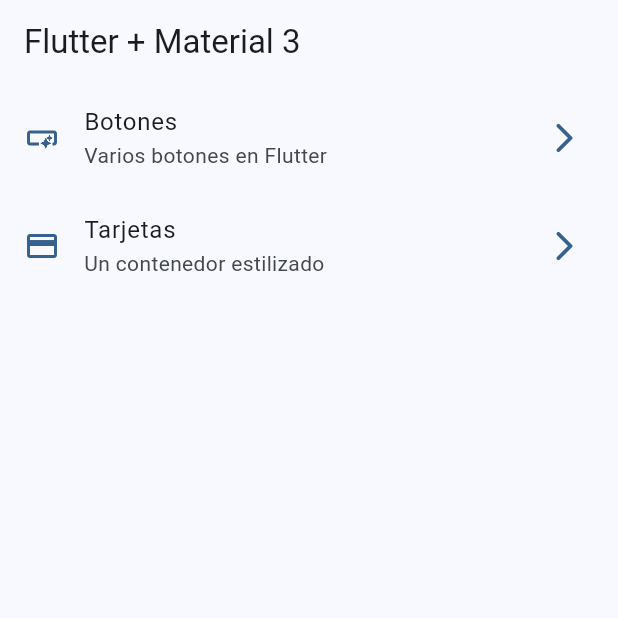
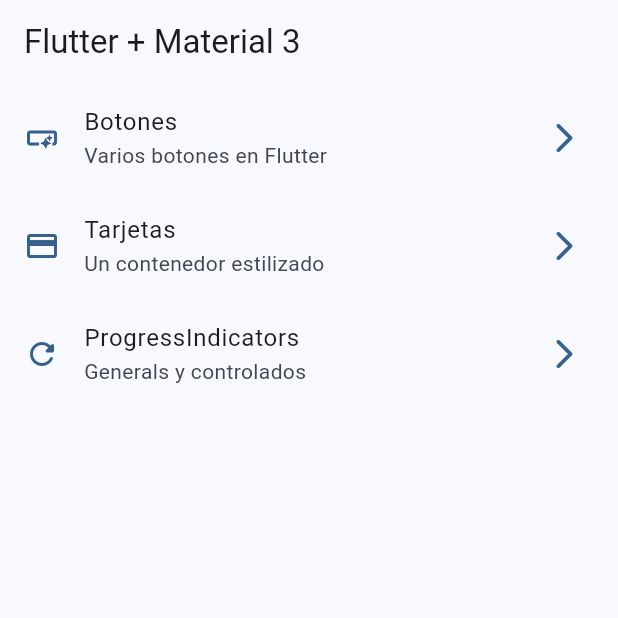
Before and after one commit to juancjr99/widgets_app, a Flutter app: the screen it shows after launch, on a phone screen of 412 x 824 dp, the top half of it. Run offline on Flutter 3.47's test engine with Material 3 defaults, Android fonts, the phone set to English and light mode, and no system bars; our stand-ins replace go_router.

Commit message:
progress indicators terminados

```diff
--- a/lib/config/theme/menu/manu_items.dart
+++ b/lib/config/theme/menu/manu_items.dart
@@ -27,5 +27,11 @@ const appMenuItems = <MenuItem>[
     link: '/cards',
     icon: Icons.credit_card,
   ),
+  MenuItem(
+    title: 'ProgressIndicators',
+    subTitle: 'Generals y controlados',
+    link: '/progress',
+    icon: Icons.refresh_rounded,
+  ),
 
 ];
--- a/lib/config/theme/router/app_router.dart
+++ b/lib/config/theme/router/app_router.dart
@@ -24,5 +24,11 @@ final appRouter = GoRouter(
       name: CardsScreen.name,
       builder: (context, state) => CardsScreen(),
     ),
+
+    GoRoute(
+      path: '/progress',
+      name: ProgressScreen.name,
+      builder: (context, state) => ProgressScreen(),
+    ),
   ],
 );
```
Also changed, not shown: lib/presentation/screens/progrees/progress_screen.dart (+61 -1 lines).
